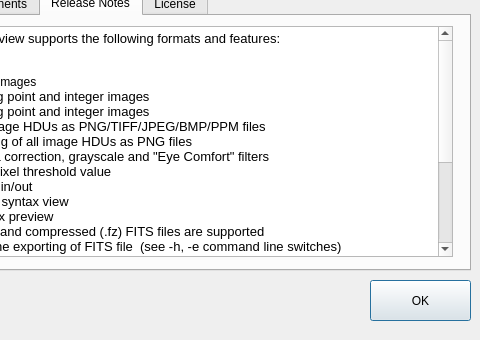
This is aboutdialog.ui in surhh/nfitsview as Qt 5 draws it before an edit; both pictures show x 120 to 600 and y 160 to 500 of the 600 by 500 pixel window. The edited form follows.
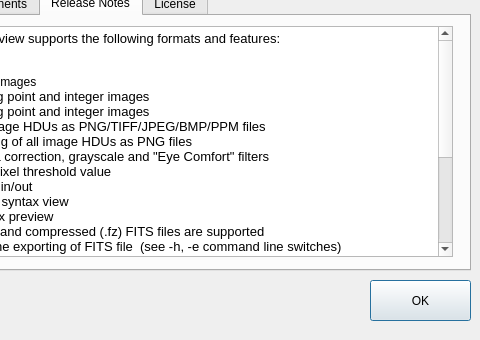
This is the edited form. The open tabs and pages were chosen to show the change. Icons and pictures are not drawn.

Commit message: Windows buils is based on Qt 6

```diff
--- a/aboutdialog.ui
+++ b/aboutdialog.ui
@@ -239,6 +239,7 @@
 &lt;p style=&quot; margin-top:0px; margin-bottom:0px; margin-left:0px; margin-right:0px; -qt-block-indent:0; text-indent:0px;&quot;&gt;- Added PPM image export support&lt;/p&gt;
 &lt;p style=&quot; margin-top:0px; margin-bottom:0px; margin-left:0px; margin-right:0px; -qt-block-indent:0; text-indent:0px;&quot;&gt;- Based on performance tests on variety of files the OpenMP support is   &lt;/p&gt;
 &lt;p style=&quot; margin-top:0px; margin-bottom:0px; margin-left:0px; margin-right:0px; -qt-block-indent:0; text-indent:0px;&quot;&gt;  disabled, overall file loading performance is improved&lt;/p&gt;
+&lt;p style=&quot; margin-top:0px; margin-bottom:0px; margin-left:0px; margin-right:0px; -qt-block-indent:0; text-indent:0px;&quot;&gt;- Windows build is based on Qt 6 &lt;/p&gt;
 &lt;p style=&quot;-qt-paragraph-type:empty; margin-top:0px; margin-bottom:0px; margin-left:0px; margin-right:0px; -qt-block-indent:0; text-indent:0px; font-family:'Sans Serif'; font-size:9pt;&quot;&gt;&lt;br /&gt;&lt;/p&gt;&lt;/body&gt;&lt;/html&gt;</string>
      </property>
     </widget>
```
The commit also changes 1 other file.
